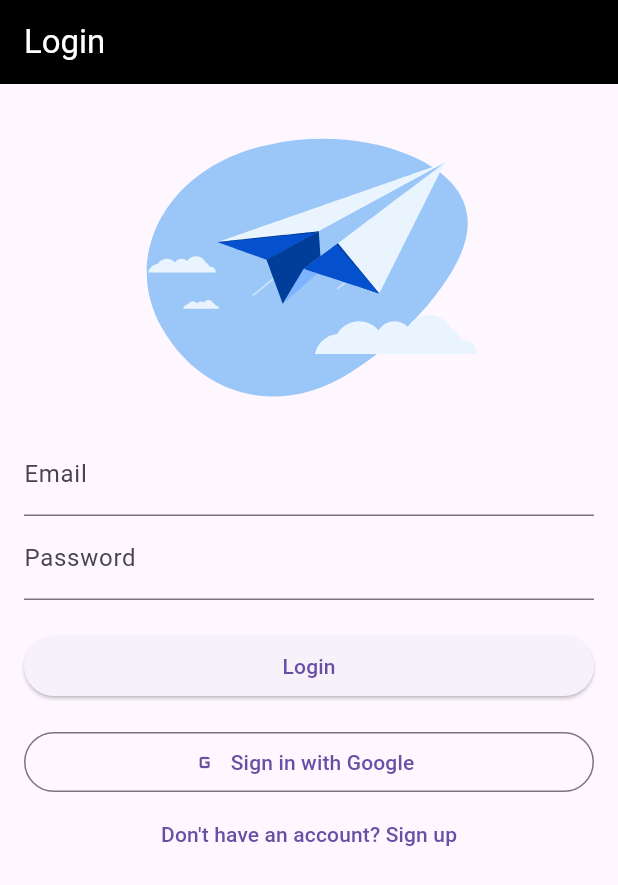
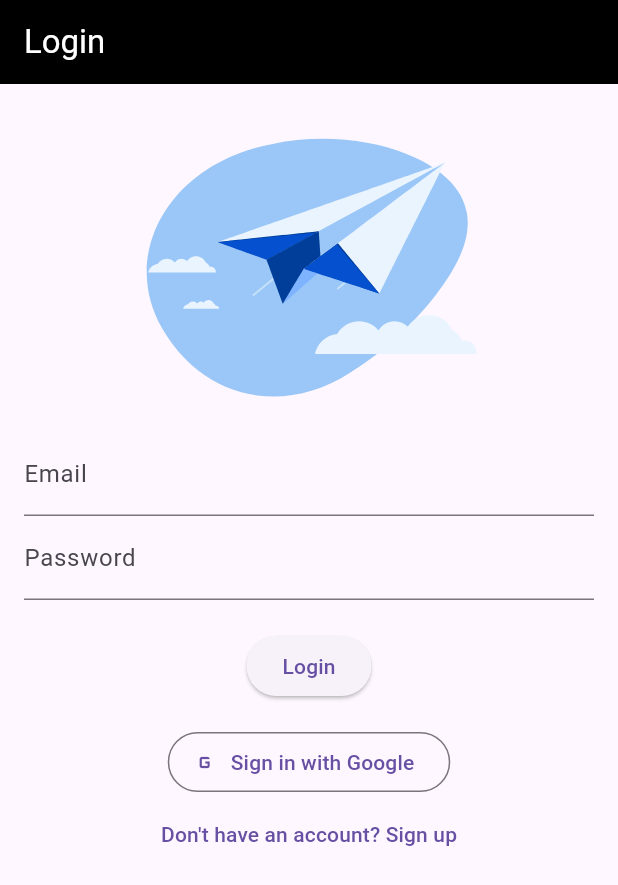
Before and after one commit to Arjunjai10/Skycart, a Flutter app: the screen it shows after launch, after a tap on "Get started", after a tap on "Sign Up", after a tap on "Already have an account? Login", on a phone screen of 412 x 824 dp. Shown: the top 885 px of the screen. Run offline on Flutter 3.47's test engine with Material 3 defaults, Android fonts, the phone set to English and light mode, and no system bars; our stand-ins replace cloud_firestore, firebase_auth, firebase_core, firebase_storage, geolocator, google_sign_in and 3 more; accounts and stored records are empty.

Commit message:
4 commit

```diff
--- a/lib/UI/login.dart
+++ b/lib/UI/login.dart
@@ -1,6 +1,7 @@
 import 'package:flutter/material.dart';
 import 'package:firebase_auth/firebase_auth.dart';
 import 'package:lottie/lottie.dart';
+
 import '../services/auth_service.dart';
 import 'signup.dart';
 import 'main_navigation.dart';
@@ -30,8 +31,8 @@ class _LoginState extends State<Login> {
 
     try {
       final user = await _auth.login(
-        _emailController.text.trim(),
-        _passwordController.text,
+        email: _emailController.text.trim(),
+        password: _passwordController.text,
       );
 
       if (user != null) {
@@ -45,9 +46,9 @@ class _LoginState extends State<Login> {
         _errorMessage = e.message ?? 'Login failed. Please try again.';
         _isLoading = false;
       });
-    } catch (e) {
+    } catch (_) {
       setState(() {
-        _errorMessage = 'Configuration error. Please restart the app.';
+        _errorMessage = 'Something went wrong';
         _isLoading = false;
       });
     }
@@ -67,7 +68,7 @@ class _LoginState extends State<Login> {
           MaterialPageRoute(builder: (_) => const MainNavigation()),
         );
       }
-    } catch (e) {
+    } catch (_) {
       setState(() {
         _errorMessage = 'Google sign in failed';
         _isLoading = false;
@@ -90,27 +91,20 @@ class _LoginState extends State<Login> {
           child: Column(
             children: [
               SizedBox(
-                height: 200, // Adjust height as needed
-                child: Lottie.asset(
-                  'assets/animation.json', // Path to your Lottie file
-                  fit: BoxFit.contain,
-                  repeat: true,
-                  animate: true,
-                ),
+                height: 200,
+                child: Lottie.asset('assets/animation.json'),
               ),
               const SizedBox(height: 16),
               TextFormField(
                 controller: _emailController,
                 decoration: const InputDecoration(labelText: 'Email'),
-                validator: (value) =>
-                value!.isEmpty ? 'Please enter email' : null,
+                validator: (value) => value!.isEmpty ? 'Please enter email' : null,
               ),
               TextFormField(
                 controller: _passwordController,
                 obscureText: true,
                 decoration: const InputDecoration(labelText: 'Password'),
-                validator: (value) =>
-                value!.isEmpty ? 'Please enter password' : null,
+                validator: (value) => value!.isEmpty ? 'Please enter password' : null,
               ),
               if (_errorMessage != null)
                 Padding(
@@ -121,23 +115,17 @@ class _LoginState extends State<Login> {
                   ),
                 ),
               const SizedBox(height: 20),
-              SizedBox(
-                width: double.infinity,
-                child: ElevatedButton(
+              ElevatedButton(
                 onPressed: _isLoading ? null : _handleLogin,
                 child: _isLoading
                     ? const CircularProgressIndicator()
                     : const Text('Login'),
               ),
-              ),
               const SizedBox(height: 16),
-              SizedBox(
-                width: double.infinity,
-                child: OutlinedButton.icon(
+              OutlinedButton.icon(
                 onPressed: _isLoading ? null : _handleGoogleSignIn,
-                  icon: const Icon(Icons.g_mobiledata), // or use your image
+                icon: const Icon(Icons.g_mobiledata),
                 label: const Text('Sign in with Google'),
-                ),
               ),
               TextButton(
                 onPressed: () {
--- a/lib/UI/signup.dart
+++ b/lib/UI/signup.dart
@@ -41,48 +41,35 @@ class _SignupState extends State<Signup> {
 
     try {
       final user = await _auth.signUp(
-        _nameController.text.trim(),
-        _emailController.text.trim(),
-        _passwordController.text,
+        name: _nameController.text.trim(),
+        email: _emailController.text.trim(),
+        password: _passwordController.text,
       );
 
       if (user != null) {
-        // Save basic user data
+        // Save user data
         await _userService.saveUserData(
           user.uid,
           _nameController.text.trim(),
           _emailController.text.trim(),
         );
 
-        // Initialize default preferences
-        await _userService.updatePreferences(user.uid, false, true);
+        // Save preference (only isCelsius, no dark mode)
+        await _userService.updatePreferences(
+          uid: user.uid,
+          isCelsius: true,
+        );
 
+        // Navigate
         Navigator.pushReplacement(
           context,
           MaterialPageRoute(builder: (_) => const CitySelectionScreen()),
         );
       }
     } on FirebaseAuthException catch (e) {
-      String errorMessage;
-      switch (e.code) {
-        case 'email-already-in-use':
-          errorMessage = 'Email already in use';
-          break;
-        case 'invalid-email':
-          errorMessage = 'Invalid email address';
-          break;
-        case 'operation-not-allowed':
-          errorMessage = 'Email/password accounts are not enabled';
-          break;
-        case 'weak-password':
-          errorMessage = 'Password must be at least 6 characters';
-          break;
-        default:
-          errorMessage = 'Sign up failed: ${e.message}';
-      }
-      setState(() => _errorMessage = errorMessage);
+      setState(() => _errorMessage = e.message ?? 'Signup failed');
     } catch (e) {
-      setState(() => _errorMessage = 'An unexpected error occurred: ${e.toString()}');
+      setState(() => _errorMessage = 'Unexpected error: ${e.toString()}');
     } finally {
       setState(() => _isLoading = false);
     }
@@ -109,20 +96,16 @@ class _SignupState extends State<Signup> {
         padding: const EdgeInsets.all(16.0),
         child: Form(
           key: _formKey,
+          child: SingleChildScrollView(
             child: Column(
-            mainAxisAlignment: MainAxisAlignment.center,
               children: [
-              SizedBox(
-                height: 200, // Adjust height as needed
-                child: Lottie.asset(
-                  'assets/animation.json', // Path to your Lottie file
-                  fit: BoxFit.contain,
-                  repeat: true,
-                  animate: true,
-                ),
+                Lottie.asset(
+                  'assets/animation.json',
+                  height: 200,
                 ),
                 const SizedBox(height: 16),
-              // Name field
+
+                // Name
                 TextFormField(
                   controller: _nameController,
                   decoration: const InputDecoration(
@@ -130,14 +113,14 @@ class _SignupState extends State<Signup> {
                     prefixIcon: Icon(Icons.person),
                   ),
                   validator: (value) {
-                  if (value == null || value.isEmpty) return 'Please enter your name';
-                  if (value.length < 2) return 'Name must be at least 2 characters';
+                    if (value == null || value.isEmpty) return 'Enter your name';
+                    if (value.length < 2) return 'Name too short';
                     return null;
                   },
                 ),
                 const SizedBox(height: 16),
 
-              // Email field
+                // Email
                 TextFormField(
                   controller: _emailController,
                   decoration: const InputDecoration(
@@ -145,14 +128,14 @@ class _SignupState extends State<Signup> {
                     prefixIcon: Icon(Icons.email),
                   ),
                   validator: (value) {
-                  if (value == null || value.isEmpty) return 'Please enter your email';
-                  if (!value.contains('@') || !value.contains('.')) return 'Please enter a valid email';
+                    if (value == null || value.isEmpty) return 'Enter email';
+                    if (!value.contains('@')) return 'Enter valid email';
                     return null;
                   },
                 ),
                 const SizedBox(height: 16),
 
-              // Password field
+                // Password
                 TextFormField(
                   controller: _passwordController,
                   obscureText: true,
@@ -161,8 +144,8 @@ class _SignupState extends State<Signup> {
                     prefixIcon: Icon(Icons.lock),
                   ),
                   validator: (value) {
-                  if (value == null || value.isEmpty) return 'Please enter your password';
-                  if (value.length < 6) return 'Password must be at least 6 characters';
+                    if (value == null || value.isEmpty) return 'Enter password';
+                    if (value.length < 6) return 'Minimum 6 characters';
                     return null;
                   },
                 ),
@@ -177,47 +160,37 @@ class _SignupState extends State<Signup> {
                     prefixIcon: Icon(Icons.lock_outline),
                   ),
                   validator: (value) {
-                  if (value == null || value.isEmpty) return 'Please confirm your password';
+                    if (value == null || value.isEmpty) return 'Re-enter password';
                     if (value != _passwordController.text) return 'Passwords do not match';
                     return null;
                   },
                 ),
-              const SizedBox(height: 24),
+                const SizedBox(height: 20),
 
-              // Error message
+                // Error
                 if (_errorMessage != null)
-                Padding(
-                  padding: const EdgeInsets.only(bottom: 16),
-                  child: Text(
+                  Text(
                     _errorMessage!,
                     style: const TextStyle(color: Colors.red),
                   ),
-                ),
 
-              // Submit button
+                const SizedBox(height: 16),
+
+                // Button
                 SizedBox(
                   width: double.infinity,
                   child: ElevatedButton(
                     onPressed: _isLoading ? null : _handleSignup,
                     style: ElevatedButton.styleFrom(
+                      backgroundColor: Colors.blue,
                       padding: const EdgeInsets.symmetric(vertical: 16),
-                    backgroundColor: Colors.white,
                     ),
                     child: _isLoading
-                      ? const SizedBox(
-                    width: 20,
-                    height: 20,
-                    child: CircularProgressIndicator(
-                      strokeWidth: 2,
-                      color: Colors.white,
-                    ),
-                  )
+                        ? const CircularProgressIndicator(color: Colors.white)
                         : const Text('Sign Up', style: TextStyle(fontSize: 16)),
                   ),
                 ),
-              const SizedBox(height: 16),
 
-              // Navigation to login
                 TextButton(
                   onPressed: () {
                     Navigator.pushReplacement(
@@ -225,12 +198,10 @@ class _SignupState extends State<Signup> {
                       MaterialPageRoute(builder: (_) => const Login()),
                     );
                   },
-                child: const Text(
-                  'Already have an account? Login',
-                  style: TextStyle(color: Colors.black),
-                ),
+                  child: const Text('Already have an account? Login'),
                 ),
               ],
+            ),
           ),
         ),
       ),
--- a/lib/models/constants.dart
+++ b/lib/models/constants.dart
@@ -12,4 +12,10 @@ class Constants {
   final Color secondaryColor = const Color(0xFFF7F7F7);
   final Color textColor = const Color(0xFF2D2D2D);
   final Color greyText = const Color(0xFFA6A6A6);
+
+  // Dark mode colors
+  static const Color darkPrimaryColor = Color(0xFF121212);
+  static const Color darkSecondaryColor = Color(0xFF1E1E1E);
+  static const Color darkTextColor = Color(0xFFFFFFFF);
+  static const Color darkGreyText = Color(0xFFB0B0B0);
 }
```
Also changed, not shown: lib/UI/detail_page.dart (+19 -22 lines), lib/UI/settings_page.dart (+73 -20 lines), lib/services/auth_service.dart (+17 -12 lines), lib/services/user_service.dart (+10 -20 lines). Lines whose indentation alone changed are shown as unchanged.
